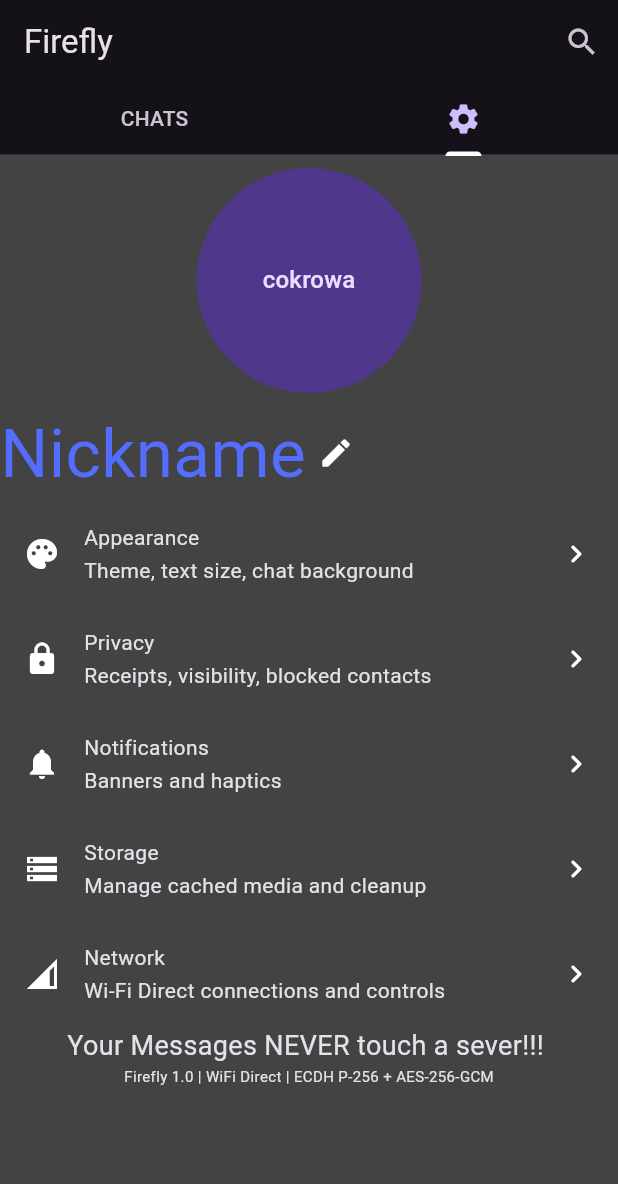
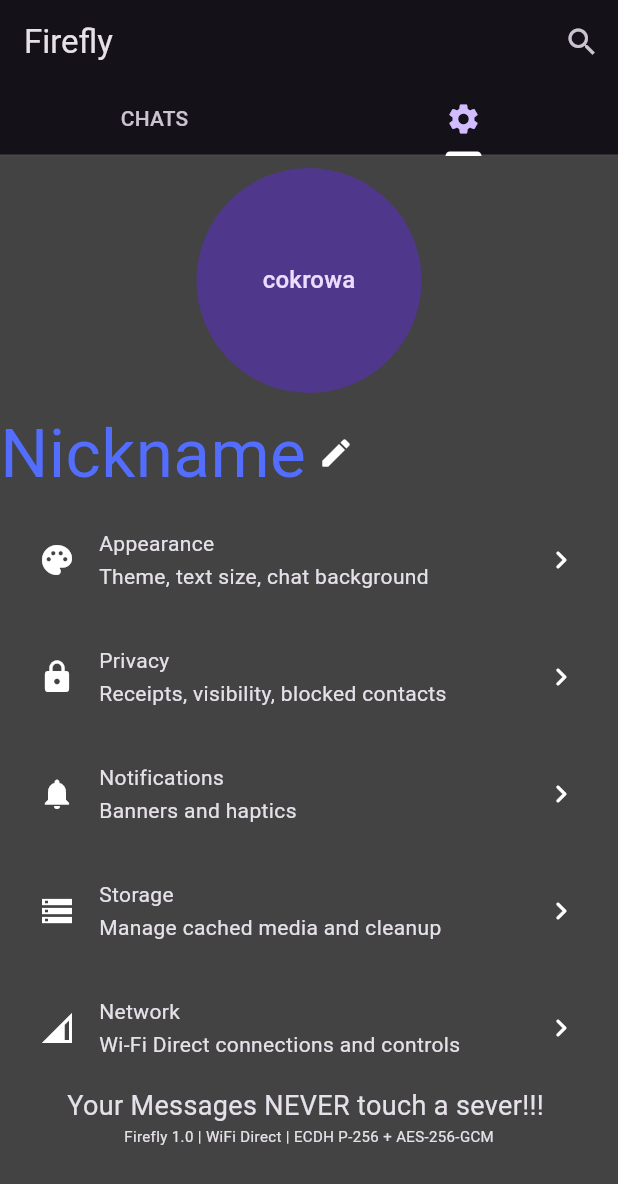
Before and after one commit to Albusinski/firefly, a Flutter app: the screen it shows after launch, tab 2 chosen, on a phone screen of 412 x 824 dp. Shown: the top 1184 px of the screen. Run offline on Flutter 3.47's test engine with Material 3 defaults, Android fonts, the phone set to English and light mode, and no system bars; our stand-ins replace device_info_plus, material_ui, permission_handler.

Commit message:
poprawione ustawienia, osobny page dla kazdej kategorii

```diff
--- a/lib/CustomUI/SettingsTile.dart
+++ b/lib/CustomUI/SettingsTile.dart
@@ -1,20 +1,26 @@
+import 'package:firefly/Pages/SettingsAppearance.dart';
 import 'package:material_ui/material_ui.dart';
 
 class SettingsTile extends StatelessWidget {
-  const SettingsTile({super.key, required this.title, required this.subtitle, required this.icon});
+  const SettingsTile({super.key, required this.title, required this.subtitle, required this.icon, required this.page});
 
   final String title;
   final String subtitle;
   final IconData icon;
+  final Widget page;
 
   @override
   Widget build(BuildContext context) {
-    return InkWell(
-      onTap: () {},
+    return Padding(
+      padding: const EdgeInsets.symmetric(horizontal: 2),
+      child: InkWell(
+        onTap: () {
+          Navigator.push(context, MaterialPageRoute(builder: ((context) => page)));
+          // Navigator.pushNamed(context, route); - to jest alternatywa gdzie sie odwoluje do routetow w mainie ale bardzo lagowala aplikacje
+        },
         child:
-      // Row(children: [Icon(icon), Text(title)]),
         Padding(
-        padding: const EdgeInsets.symmetric(horizontal: 16, vertical: 14),
+          padding: const EdgeInsets.symmetric(horizontal: 24, vertical: 18),
           child: Row(
             children: [
               Icon(icon),
@@ -32,6 +38,7 @@ class SettingsTile extends StatelessWidget {
             ],
           ),
         ),
+      ),
     );
   }
 }
--- a/lib/Screens/homescreen.dart
+++ b/lib/Screens/homescreen.dart
@@ -1,3 +1,8 @@
+import 'package:firefly/Pages/SettingsAppearance.dart';
+import 'package:firefly/Pages/SettingsNetwork.dart';
+import 'package:firefly/Pages/SettingsNotifications.dart';
+import 'package:firefly/Pages/SettingsPrivacy.dart';
+import 'package:firefly/Pages/SettingsStorage.dart';
 import 'package:material_ui/material_ui.dart';
 import 'package:firefly/Pages/ChatPage.dart';
 import 'package:firefly/CustomUI/SettingsTile.dart';
@@ -48,7 +53,7 @@ class _HomescreenState extends State<Homescreen>
         children: [
           ChatPage(),
 
-          ListView(
+          Column(
             children: [
               // tutaj dodajesz zakladke ustawien, nick itp itd
               Padding(
@@ -86,26 +91,31 @@ class _HomescreenState extends State<Homescreen>
                 icon: Icons.palette,
                 title: "Appearance",
                 subtitle: "Theme, text size, chat background",
+                page: SettingsAppearance(),
               ),
               SettingsTile(
                 title: "Privacy",
                 subtitle: "Receipts, visibility, blocked contacts",
                 icon: Icons.lock,
+                page: SettingsPrivacy(),
               ),
               SettingsTile(
                 title: "Notifications",
                 subtitle: "Banners and haptics",
                 icon: Icons.notifications,
+                page: Settingsnotifications(),
               ),
               SettingsTile(
                 title: "Storage",
                 subtitle: "Manage cached media and cleanup",
                 icon: Icons.storage,
+                page: SettingsStorage(),
               ),
               SettingsTile(
                 title: "Network",
                 subtitle: "Wi-Fi Direct connections and controls",
                 icon: Icons.network_cell,
+                page: SettingsNetwork(),
               ),
 
               // never - czerwony kurwa
--- a/lib/main.dart
+++ b/lib/main.dart
@@ -1,3 +1,4 @@
+import 'package:firefly/Pages/SettingsAppearance.dart';
 import 'package:firefly/Screens/buttonscreen.dart';
 import 'package:firefly/Screens/chatscreen.dart';
 import 'package:firefly/Screens/homescreen.dart';
@@ -59,6 +60,9 @@ class _MyAppState extends State<MyApp> {
         ),
       ),
       home: SafeArea(child: Homescreen()),
+      // routes: {
+      //   '/appearance':(context) => const SettingsAppearance(),
+      // }, - alternatywa, laguje apke
     );
   }
 }
```
Also changed, not shown: lib/CustomUI/BorderColumn.dart (added, +10 -0 lines), lib/Pages/SettingsAppearance.dart (added, +15 -0 lines), lib/Pages/SettingsNetwork.dart (added, +15 -0 lines), lib/Pages/SettingsNotifications.dart (added, +15 -0 lines), lib/Pages/SettingsPrivacy.dart (added, +15 -0 lines), lib/Pages/SettingsStorage.dart (added, +15 -0 lines). Lines whose indentation alone changed are shown as unchanged.
